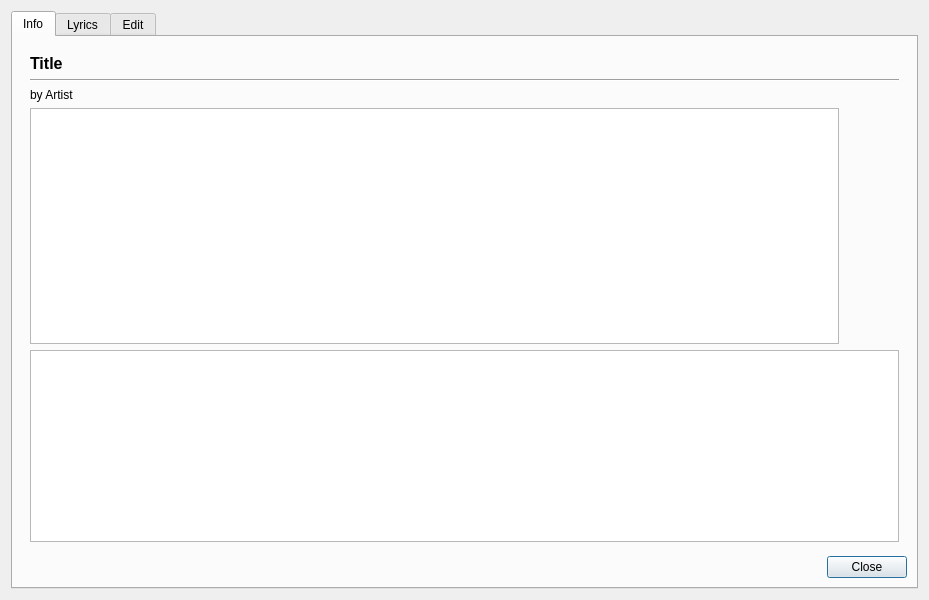
Above: src/Gui/InfoDialog/GUI_InfoDialog.ui from Inferno214221/sayonara-player before the change. Below: the same form after it.
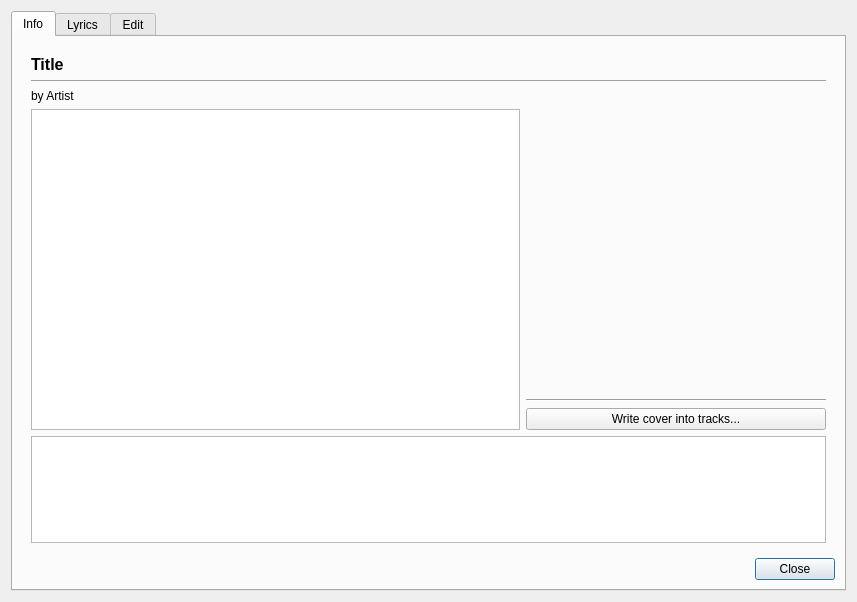
That is the form after the change. Icons and pictures are not drawn. Custom widgets are drawn as their Qt base class.

Diff of the .ui file:
```diff
--- a/src/Gui/InfoDialog/GUI_InfoDialog.ui
+++ b/src/Gui/InfoDialog/GUI_InfoDialog.ui
@@ -6,8 +6,8 @@
    <rect>
     <x>0</x>
     <y>0</y>
-    <width>929</width>
-    <height>600</height>
+    <width>857</width>
+    <height>602</height>
    </rect>
   </property>
   <property name="minimumSize">
@@ -75,28 +75,36 @@
        </item>
        <item row="4" column="1">
         <widget class="QWidget" name="ui_info_widget" native="true">
-         <layout class="QGridLayout" name="gridLayout_5">
-          <property name="leftMargin">
-           <number>8</number>
-          </property>
-          <property name="topMargin">
-           <number>8</number>
-          </property>
-          <property name="rightMargin">
-           <number>8</number>
-          </property>
-          <property name="bottomMargin">
-           <number>8</number>
-          </property>
-          <property name="horizontalSpacing">
-           <number>20</number>
-          </property>
-          <item row="4" column="1">
+         <layout class="QGridLayout" name="gridLayout_4">
+          <item row="4" column="0">
+           <widget class="QLabel" name="lab_subheader">
+            <property name="sizePolicy">
+             <sizepolicy hsizetype="MinimumExpanding" vsizetype="Maximum">
+              <horstretch>0</horstretch>
+              <verstretch>0</verstretch>
+             </sizepolicy>
+            </property>
+            <property name="text">
+             <string notr="true">by Artist</string>
+            </property>
+           </widget>
+          </item>
+          <item row="6" column="0" colspan="3">
+           <widget class="QListWidget" name="list_paths">
+            <property name="sizePolicy">
+             <sizepolicy hsizetype="Preferred" vsizetype="Maximum">
+              <horstretch>0</horstretch>
+              <verstretch>1</verstretch>
+             </sizepolicy>
+            </property>
+           </widget>
+          </item>
+          <item row="5" column="0">
            <widget class="QTableWidget" name="table_info">
             <property name="sizePolicy">
              <sizepolicy hsizetype="MinimumExpanding" vsizetype="MinimumExpanding">
-              <horstretch>0</horstretch>
-              <verstretch>0</verstretch>
+              <horstretch>3</horstretch>
+              <verstretch>3</verstretch>
              </sizepolicy>
             </property>
             <attribute name="horizontalHeaderVisible">
@@ -110,39 +118,77 @@
             </attribute>
            </widget>
           </item>
-          <item row="4" column="2">
-           <widget class="CoverButton" name="btn_image">
+          <item row="5" column="1" colspan="2">
+           <widget class="QWidget" name="widget" native="true">
             <property name="sizePolicy">
-             <sizepolicy hsizetype="Minimum" vsizetype="MinimumExpanding">
+             <sizepolicy hsizetype="MinimumExpanding" vsizetype="Preferred">
               <horstretch>0</horstretch>
               <verstretch>0</verstretch>
              </sizepolicy>
             </property>
-            <property name="focusPolicy">
-             <enum>Qt::StrongFocus</enum>
-            </property>
-            <property name="text">
-             <string notr="true"/>
-            </property>
-            <property name="iconSize">
+            <property name="minimumSize">
              <size>
-              <width>400</width>
-              <height>400</height>
+              <width>300</width>
+              <height>0</height>
              </size>
             </property>
-            <property name="flat">
-             <bool>true</bool>
-            </property>
+            <layout class="QVBoxLayout" name="verticalLayout">
+             <property name="leftMargin">
+              <number>0</number>
+             </property>
+             <property name="topMargin">
+              <number>0</number>
+             </property>
+             <property name="rightMargin">
+              <number>0</number>
+             </property>
+             <property name="bottomMargin">
+              <number>0</number>
+             </property>
+             <item>
+              <widget class="CoverButton" name="btn_image">
+               <property name="sizePolicy">
+                <sizepolicy hsizetype="MinimumExpanding" vsizetype="MinimumExpanding">
+                 <horstretch>0</horstretch>
+                 <verstretch>0</verstretch>
+                </sizepolicy>
+               </property>
+               <property name="focusPolicy">
+                <enum>Qt::StrongFocus</enum>
+               </property>
+               <property name="text">
+                <string notr="true"/>
+               </property>
+               <property name="flat">
+                <bool>true</bool>
+               </property>
+              </widget>
+             </item>
+             <item>
+              <widget class="Line" name="line_2">
+               <property name="orientation">
+                <enum>Qt::Horizontal</enum>
+               </property>
+              </widget>
+             </item>
+             <item>
+              <widget class="QPushButton" name="btn_write_cover_to_tracks">
+               <property name="text">
+                <string notr="true">Write cover into tracks...</string>
+               </property>
+              </widget>
+             </item>
+            </layout>
            </widget>
           </item>
-          <item row="2" column="1" colspan="2">
+          <item row="1" column="0" colspan="3">
            <widget class="Line" name="line">
             <property name="orientation">
              <enum>Qt::Horizontal</enum>
             </property>
            </widget>
           </item>
-          <item row="1" column="1" colspan="2">
+          <item row="0" column="0" colspan="2">
            <widget class="QLabel" name="lab_title">
             <property name="sizePolicy">
              <sizepolicy hsizetype="MinimumExpanding" vsizetype="Maximum">
@@ -165,29 +211,6 @@
             </property>
            </widget>
           </item>
-          <item row="3" column="1" colspan="2">
-           <widget class="QLabel" name="lab_subheader">
-            <property name="sizePolicy">
-             <sizepolicy hsizetype="MinimumExpanding" vsizetype="Maximum">
-              <horstretch>0</horstretch>
-              <verstretch>0</verstretch>
-             </sizepolicy>
-            </property>
-            <property name="text">
-             <string notr="true">by Artist</string>
-            </property>
-           </widget>
-          </item>
-          <item row="5" column="1" colspan="2">
-           <widget class="QListWidget" name="list_paths">
-            <property name="sizePolicy">
-             <sizepolicy hsizetype="Preferred" vsizetype="Maximum">
-              <horstretch>0</horstretch>
-              <verstretch>0</verstretch>
-             </sizepolicy>
-            </property>
-           </widget>
-          </item>
          </layout>
         </widget>
        </item>
```
